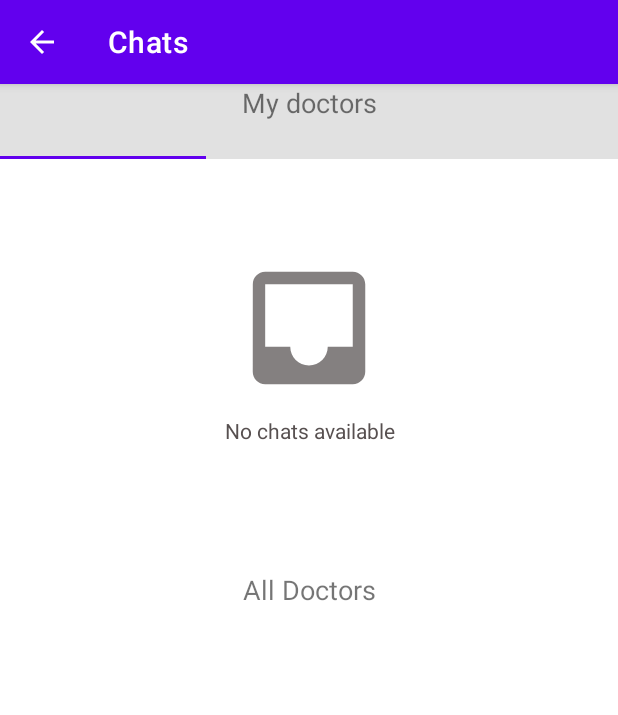
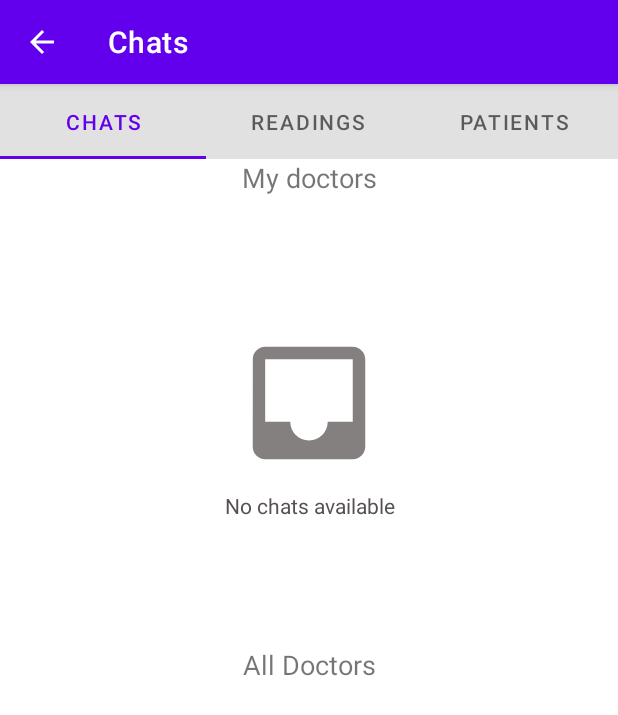
Before and after one commit to JWGitonga/Diabetes-monitoring-app, an Android app: the DoctorLandingActivity screen opened directly, with no data from a screen before it, on a phone screen of 412 x 824 dp. Shown: the top 715 px of the screen. Run offline under Robolectric (Android 15) with nearby library versions, the phone set to English and light mode, and no system bars; our stand-ins replace Firebase (no records; nobody signed in at launch, a user with empty details on screens opened directly), Picasso; pictures from the network do not load.

Commit message:
name on tab now appearing

```diff
--- a/app/src/main/java/com/example/diabeteshealthmonitoringapplication/activities/DoctorLandingActivity.java
+++ b/app/src/main/java/com/example/diabeteshealthmonitoringapplication/activities/DoctorLandingActivity.java
@@ -33,11 +33,14 @@ public class DoctorLandingActivity extends AppCompatActivity {
         List<FragmentComponent> fragmentComponents = new ArrayList<>();
         ViewPager viewPager = findViewById(R.id.frag_view_pager);
         TabLayout tabLayout = findViewById(R.id.tab_layout);
+        Objects.requireNonNull(tabLayout.getTabAt(0)).setText("Chats").setIcon(R.drawable.chat);
+        Objects.requireNonNull(tabLayout.getTabAt(1)).setText("Readings").setIcon(R.drawable.reading);
+        Objects.requireNonNull(tabLayout.getTabAt(2)).setText("Patients").setIcon(R.drawable.patients);
         ViewPagerAdapter adapter = new ViewPagerAdapter(getSupportFragmentManager());
         fragmentComponents.add(new FragmentComponent(new ChatFragment(), "Chats"));
         fragmentComponents.add(new FragmentComponent(new DoctorReadingFragment(), "Readings"));
         fragmentComponents.add(new FragmentComponent(new PatientsFragment(), "Patients"));
-        adapter.addFragment(fragmentComponents);
+        adapter.addFragments(fragmentComponents);
         viewPager.setAdapter(adapter);
         tabLayout.setupWithViewPager(viewPager);
         viewPager.addOnPageChangeListener(new ViewPager.OnPageChangeListener() {
--- a/app/src/main/java/com/example/diabeteshealthmonitoringapplication/adapters/ViewPagerAdapter.java
+++ b/app/src/main/java/com/example/diabeteshealthmonitoringapplication/adapters/ViewPagerAdapter.java
@@ -1,6 +1,7 @@
 package com.example.diabeteshealthmonitoringapplication.adapters;
 
 import androidx.annotation.NonNull;
+import androidx.annotation.Nullable;
 import androidx.fragment.app.Fragment;
 import androidx.fragment.app.FragmentManager;
 import androidx.fragment.app.FragmentPagerAdapter;
@@ -29,8 +30,14 @@ public class ViewPagerAdapter extends FragmentPagerAdapter {
         return fragmentComponents.size();
     }
 
-    public void addFragment(List<FragmentComponent> fragmentComponents) {
+    public void addFragments(List<FragmentComponent> fragmentComponents) {
         this.fragmentComponents = fragmentComponents;
     }
 
+    @Nullable
+    @Override
+    public CharSequence getPageTitle(int position) {
+        return fragmentComponents.get(position).getTitle();
+    }
+
 }
--- a/app/src/main/res/layout/activity_doctor_landing.xml
+++ b/app/src/main/res/layout/activity_doctor_landing.xml
@@ -32,6 +32,7 @@
             android:layout_height="match_parent"
             android:icon="@drawable/patients" />
     </com.google.android.material.tabs.TabLayout>
+
     <androidx.viewpager.widget.ViewPager
         android:id="@+id/frag_view_pager"
         android:layout_width="match_parent"
@@ -39,7 +40,7 @@
         app:layout_constraintBottom_toBottomOf="parent"
         app:layout_constraintEnd_toEndOf="parent"
         app:layout_constraintStart_toStartOf="parent"
-        app:layout_constraintTop_toTopOf="parent"
+        app:layout_constraintTop_toBottomOf="@+id/tab_layout"
         app:layout_constraintVertical_weight="1" />
 
 </androidx.constraintlayout.widget.ConstraintLayout>
```
